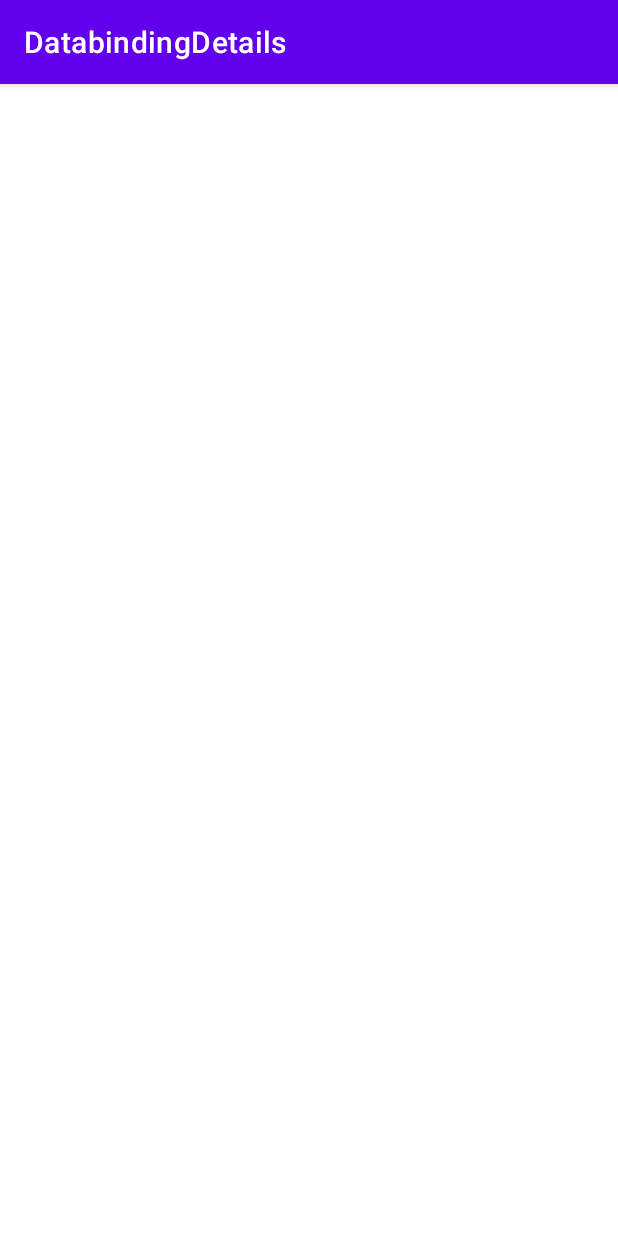
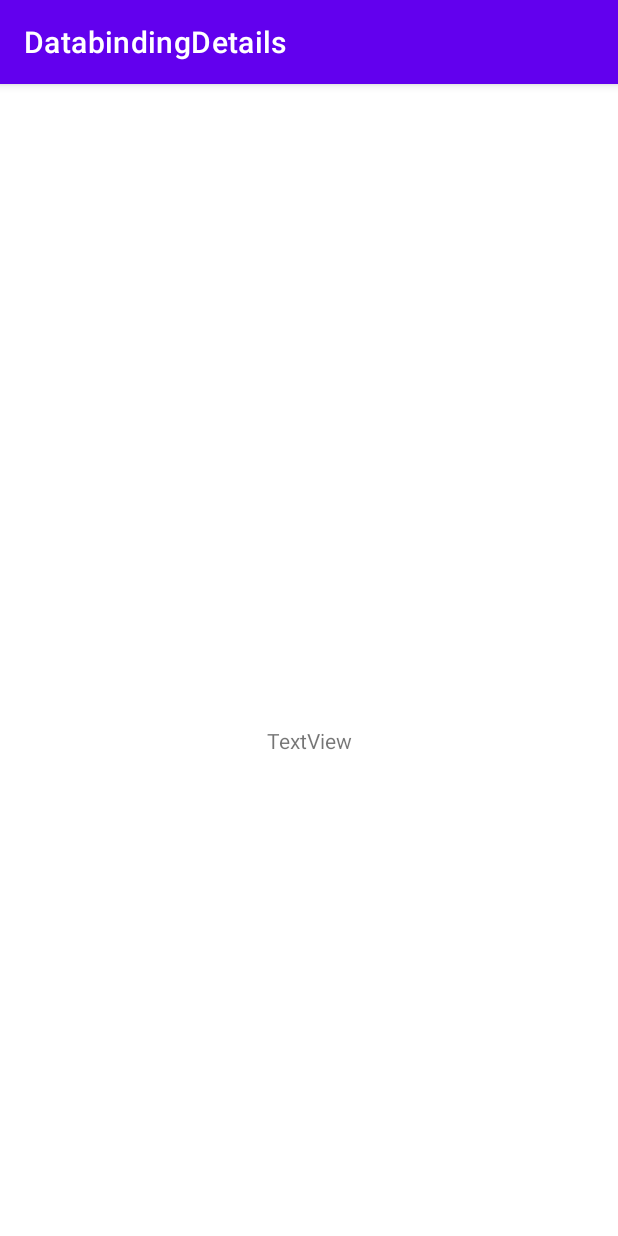
Before and after one commit to metehanbolatt/DatabindingDetails, an Android app: the screen it shows after launch (MainActivity), on a phone screen of 412 x 824 dp. Run offline under Robolectric (Android 15) with nearby library versions, the phone set to English and light mode, and no system bars; our stand-ins replace data binding; pictures from the network do not load; 2 statements that could not run were skipped.

Commit message:
View visibility control with binding adapter in xml

```diff
--- a/app/src/main/java/com/metehanbolat/databindingdetails/DataModel.kt
+++ b/app/src/main/java/com/metehanbolat/databindingdetails/DataModel.kt
@@ -3,5 +3,6 @@ package com.metehanbolat.databindingdetails
 data class DataModel(
     val title: String,
     val description: String,
-    val profilePhoto: String
+    val profilePhoto: String,
+    val points: Int
 )
--- a/app/src/main/java/com/metehanbolat/databindingdetails/MainActivity.kt
+++ b/app/src/main/java/com/metehanbolat/databindingdetails/MainActivity.kt
@@ -17,7 +17,7 @@ class MainActivity : AppCompatActivity() {
         val view = binding.root
         setContentView(view)
 
-        val data = DataModel("Metehan Bolat", "Android Developer", "https://i.postimg.cc/nr0fMmS3/Logo.png")
+        val data = DataModel("Metehan Bolat", "Android Developer", "https://i.postimg.cc/nr0fMmS3/Logo.png", 12)
         binding.dataModel = data
 
 
--- a/app/src/main/java/com/metehanbolat/databindingdetails/MyBindingAdapter.kt
+++ b/app/src/main/java/com/metehanbolat/databindingdetails/MyBindingAdapter.kt
@@ -1,6 +1,7 @@
 package com.metehanbolat.databindingdetails
 
 import android.util.Log
+import android.view.View
 import android.widget.ImageView
 import androidx.databinding.BindingAdapter
 import coil.load
@@ -10,3 +11,10 @@ fun ImageView.loadImageFromUrl(profilePhoto: String, title: String) {
     this.load(profilePhoto)
     Log.d("Title", title)
 }
+
+@BindingAdapter("setVisibility")
+fun View.setMyViewVisibility(points: Int) {
+    if (points > 10) {
+        this.visibility = View.INVISIBLE
+    }
+}
--- a/app/src/main/java/com/metehanbolat/databindingdetails/View.kt
+++ /dev/null
@@ -1,4 +0,0 @@
-package com.metehanbolat.databindingdetails
-
-class View {
-}
--- a/app/src/main/res/layout/activity_main.xml
+++ b/app/src/main/res/layout/activity_main.xml
@@ -20,11 +20,24 @@
             android:layout_height="wrap_content"
             loadImageFromUrl="@{dataModel.profilePhoto}"
             displayTitle="@{dataModel.title}"
+            setVisibility="@{dataModel.points}"
             app:layout_constraintBottom_toBottomOf="parent"
             app:layout_constraintEnd_toEndOf="parent"
             app:layout_constraintStart_toStartOf="parent"
             app:layout_constraintTop_toTopOf="parent"
             tools:srcCompat="@tools:sample/avatars" />
 
+        <TextView
+            android:id="@+id/textView2"
+            android:layout_width="wrap_content"
+            android:layout_height="wrap_content"
+            android:layout_marginTop="44dp"
+            android:text="TextView"
+            setVisibility="@{5}"
+            app:layout_constraintEnd_toEndOf="@+id/imageView"
+            app:layout_constraintHorizontal_bias="0.485"
+            app:layout_constraintStart_toStartOf="@+id/imageView"
+            app:layout_constraintTop_toBottomOf="@+id/imageView" />
+
     </androidx.constraintlayout.widget.ConstraintLayout>
 </layout>
```
